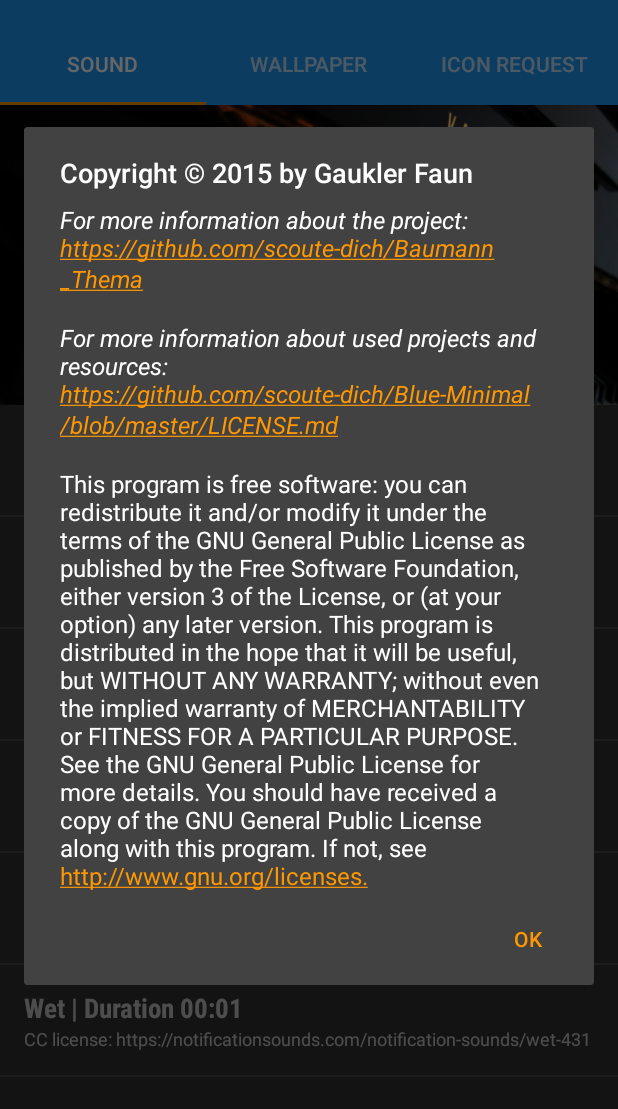
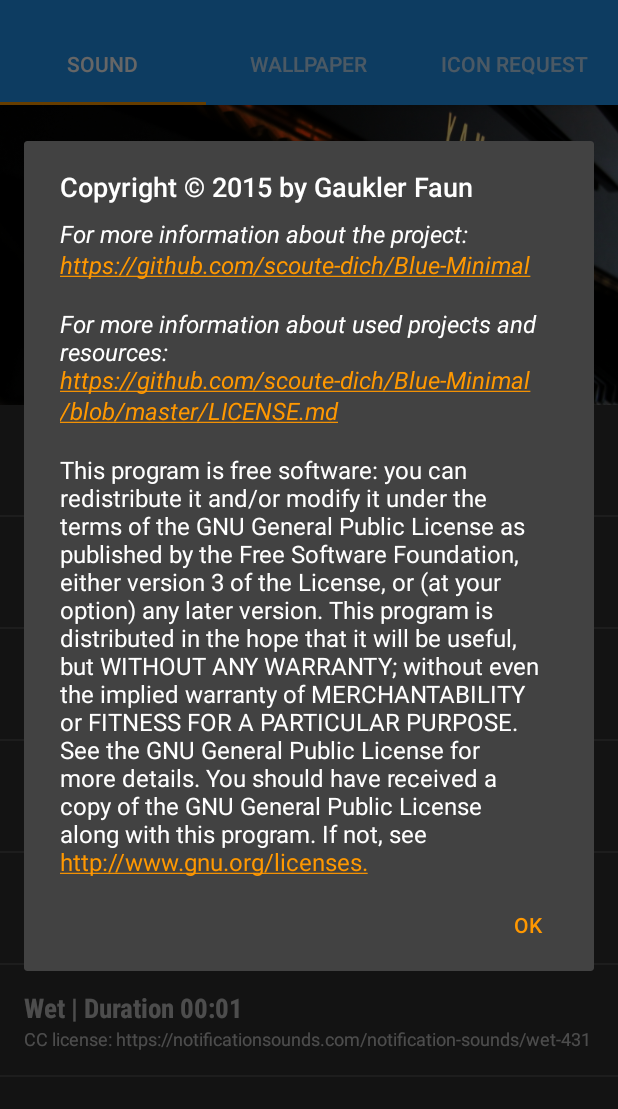
Before and after one commit to ejtejada/Blue-Minimal, an Android app: the screen it shows after launch (Screen_Main), in the options menu, after a tap on "License", on a phone screen of 412 x 824 dp, the part 62-1171 px from its top. Run offline under Robolectric (Android 15) with nearby library versions, the phone set to English and light mode, and no system bars.

```diff
--- a/theme/src/main/java/de/baumann/thema/Screen_Main.java
+++ b/theme/src/main/java/de/baumann/thema/Screen_Main.java
@@ -335,6 +335,12 @@ public class Screen_Main extends AppCompatActivity {
             ((TextView) d.findViewById(android.R.id.message)).setMovementMethod(LinkMovementMethod.getInstance());
         }
 
+        if (id == R.id.changelog) {
+            Uri uri = Uri.parse("https://github.com/scoute-dich/Blue-Minimal/blob/master/CHANGELOG.md"); // missing 'http://' will cause crashed
+            Intent intent = new Intent(Intent.ACTION_VIEW, uri);
+            startActivity(intent);
+        }
+
         if (id == R.id.donate) {
             Uri uri = Uri.parse("https://www.paypal.com/cgi-bin/webscr?cmd=_s-xclick&hosted_button_id=NP6TGYDYP9SHY"); // missing 'http://' will cause crashed
             Intent intent = new Intent(Intent.ACTION_VIEW, uri);
--- a/theme/src/main/res/menu/menu_main.xml
+++ b/theme/src/main/res/menu/menu_main.xml
@@ -20,6 +20,11 @@
         app:showAsAction="never" />
 
     <item
+        android:id="@+id/changelog"
+        android:title="@string/menu_changelog"
+        app:showAsAction="never" />
+
+    <item
         android:id="@+id/donate"
         android:title="@string/menu_donate"
         app:showAsAction="never" />
--- a/theme/src/main/res/values/strings.xml
+++ b/theme/src/main/res/values/strings.xml
@@ -53,6 +53,7 @@
     <string name="menu_color">Color as wallpaper</string>
     <string name="menu_help">Help</string>
     <string name="menu_donate">Donate</string>
+    <string name="menu_changelog">Changelog</string>
 
 
     //Icon request
@@ -84,7 +85,7 @@
     <string name="about_title" translatable="false">Copyright © 2015  by Gaukler Faun</string>
     <string name="about_text" translatable="false">
         &lt;i>For more information about the project: &lt;br>
-        https://github.com/scoute-dich/Baumann_Thema&lt;/i>&lt;br>&lt;br>
+        https://github.com/scoute-dich/Blue-Minimal&lt;/i>&lt;br>&lt;br>
 
         &lt;i>For more information about used projects and resources: &lt;br>
         https://github.com/scoute-dich/Blue-Minimal/blob/master/LICENSE.md&lt;/i>&lt;br>&lt;br>
```
Also changed, not shown: theme/src/main/assets/icons/res/xml/appfilter.xml (+27 -2 lines), theme/src/main/assets/icons/res/drawable-xxhdpi/a200.png (added), theme/src/main/assets/icons/res/drawable-xxhdpi/a201.png (added), theme/src/main/assets/icons/res/drawable-xxhdpi/a202.png (added), theme/src/main/assets/icons/res/drawable-xxhdpi/a203.png (added), theme/src/main/assets/icons/res/drawable-xxhdpi/a204.png (added), theme/src/main/assets/icons/res/drawable-xxhdpi/a205.png (added), theme/src/main/assets/icons/res/drawable-xxhdpi/a206.png (added), theme/src/main/assets/icons/res/drawable-xxhdpi/a207.png (added), theme/src/main/assets/icons/res/drawable-xxhdpi/a208.png (added), theme/src/main/assets/icons/res/drawable-xxhdpi/a209.png (added), theme/src/main/assets/icons/res/drawable-xxhdpi/a210.png (added), theme/src/main/assets/icons/res/drawable-xxhdpi/a211.png (added), theme/src/main/assets/icons/res/drawable-xxhdpi/a212.png (added), 1 more files, 2 other files.
